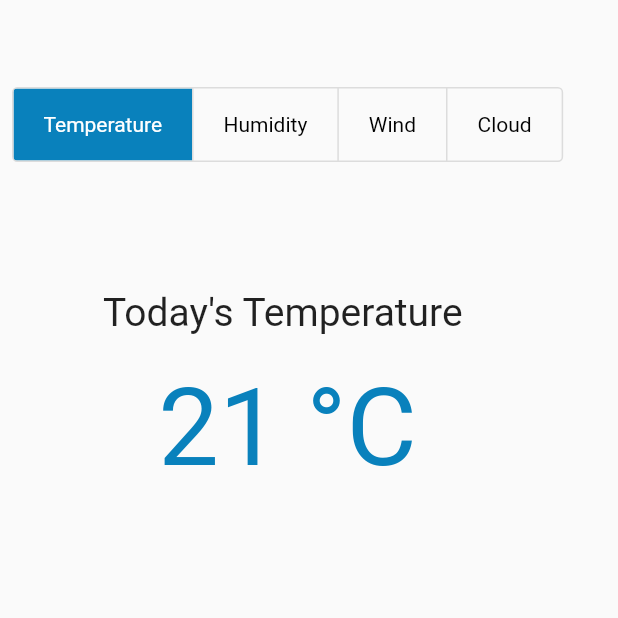
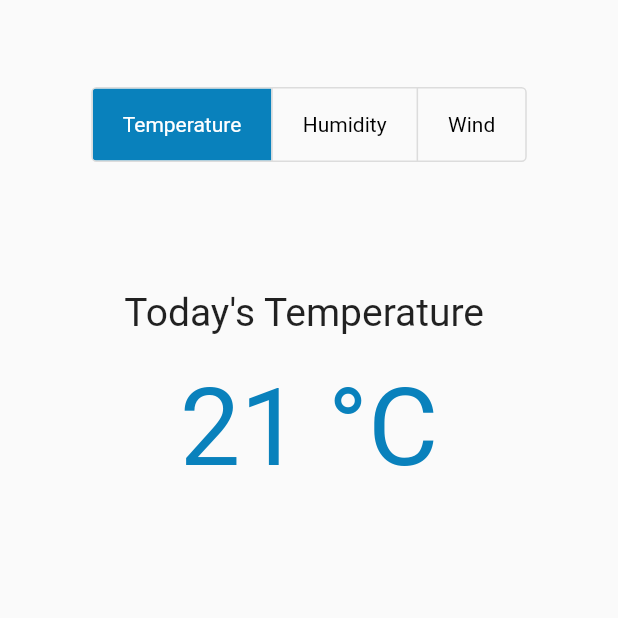
Before and after one commit to Amira-Ezz-149/my_sunshine, a Flutter app: the MoreScreen screen opened directly, after a tap on "Temperature", on a phone screen of 412 x 824 dp, the top half of it. Run offline on Flutter 3.47's test engine with Material 2 defaults, Android fonts, the phone set to English and light mode, and no system bars.

```diff
--- a/lib/constants.dart
+++ b/lib/constants.dart
@@ -1,5 +1,64 @@
 import 'package:flutter/material.dart';
 
-
+List<Widget> toggleTextList = [
+  Padding(
+    padding: const EdgeInsets.symmetric(horizontal: 20),
+    child: Text(
+      'Temperature',
+      textAlign: TextAlign.center,
+      style: TextStyle(fontSize: 14.0),
+    ),
+  ),
+  Padding(
+    padding: const EdgeInsets.symmetric(horizontal: 20),
+    child: Text(
+      'Humidity',
+      textAlign: TextAlign.center,
+      style: TextStyle(fontSize: 14.0),
+    ),
+  ),
+  Padding(
+    padding: const EdgeInsets.symmetric(horizontal: 20),
+    child: Text(
+      'Wind',
+      textAlign: TextAlign.center,
+      style: TextStyle(fontSize: 14.0),
+    ),
+  ),
+  Padding(
+    padding: const EdgeInsets.symmetric(horizontal: 20),
+    child: Text(
+      'Cloud',
+      textAlign: TextAlign.center,
+      style: TextStyle(fontSize: 14.0),
+    ),
+  ),
+];
+List<Widget> toggleTextListWithoutCloud = [
+  Padding(
+    padding: const EdgeInsets.symmetric(horizontal: 20),
+    child: Text(
+      'Temperature',
+      textAlign: TextAlign.center,
+      style: TextStyle(fontSize: 14.0),
+    ),
+  ),
+  Padding(
+    padding: const EdgeInsets.symmetric(horizontal: 20),
+    child: Text(
+      'Humidity',
+      textAlign: TextAlign.center,
+      style: TextStyle(fontSize: 14.0),
+    ),
+  ),
+  Padding(
+    padding: const EdgeInsets.symmetric(horizontal: 20),
+    child: Text(
+      'Wind',
+      textAlign: TextAlign.center,
+      style: TextStyle(fontSize: 14.0),
+    ),
+  ),
+];
 
 Color basicColor = Color(0xff0981BC);
--- a/lib/screens/more_screen.dart
+++ b/lib/screens/more_screen.dart
@@ -1,4 +1,6 @@
 import 'package:flutter/material.dart';
+import 'package:my_sunshine/tools/toggle_buttons_provider.dart';
+import 'package:provider/provider.dart';
 
 import '../constants.dart';
 
@@ -8,84 +10,48 @@ class MoreScreen extends StatefulWidget {
 }
 
 class _MoreScreenState extends State<MoreScreen> {
-  List<bool> isSelected = [true, false, false, false];
+  // bool visible = false;
 
   @override
   Widget build(BuildContext context) {
     //List.generate(4, (_) => false)
+    // bool visible = Provider.of<ToggleButtonsProvider>(context).visible;
     return Scaffold(
       body: SafeArea(
         child: Padding(
           padding: const EdgeInsets.all(8.0),
           child: Container(
             child: SingleChildScrollView(
-              child: Column(
+              child: Consumer<ToggleButtonsProvider>(
+                builder: (context, value, child) => Column(
                   children: [
                     SizedBox(
                       height: 50.0,
                     ),
-                  ToggleButtons(
+                    Center(
+                      child: ToggleButtons(
                         color: Colors.black,
-                    isSelected: isSelected,
+                        isSelected: (value.visible == false
+                            ? value.isSelectedWithoutCloudMS
+                            : value.isSelectedMS),
                         fillColor: basicColor,
-                    // selectedBorderColor: basicColor,
-                    // verticalDirection: VerticalDirection.up,
-                    // disabledColor: Colors.white,
                         selectedColor: Colors.white,
-
                         textStyle: TextStyle(
                           fontSize: 18.0,
                         ),
                         borderRadius: BorderRadius.circular(3.0),
                         splashColor: basicColor,
-
-                    children: <Widget>[
-                      Padding(
-                        padding: const EdgeInsets.symmetric(horizontal: 20),
-                        child: Text(
-                          'Temperature',
-                          textAlign: TextAlign.center,
-                          style: TextStyle(fontSize: 14.0),
+                        children: (value.visible == false
+                            ? toggleTextListWithoutCloud
+                            : toggleTextList),
+                        onPressed: (int index) {
+                          value.switchButtonInMoreScreen(index);
+                          //
+                          // setState(() {
+                          //
+                          // });
+                        },
                       ),
-                      ),
-                      Padding(
-                        padding: const EdgeInsets.symmetric(horizontal: 20),
-                        child: Text(
-                          'Humidity',
-                          textAlign: TextAlign.center,
-                          style: TextStyle(fontSize: 14.0),
-                        ),
-                      ),
-                      Padding(
-                        padding: const EdgeInsets.symmetric(horizontal: 20),
-                        child: Text(
-                          'Wind',
-                          textAlign: TextAlign.center,
-                          style: TextStyle(fontSize: 14.0),
-                        ),
-                      ),
-                      Padding(
-                        padding: const EdgeInsets.symmetric(horizontal: 20),
-                        child: Text(
-                          'Cloud',
-                          textAlign: TextAlign.center,
-                          style: TextStyle(fontSize: 14.0),
-                        ),
-                      ),
-                    ],
-                    onPressed: (int index) {
-                      setState(() {
-                        for (int buttonIndex = 0;
-                            buttonIndex < isSelected.length;
-                            buttonIndex++) {
-                          if (index == buttonIndex) {
-                            isSelected[buttonIndex] = true;
-                          } else {
-                            isSelected[buttonIndex] = false;
-                          }
-                        }
-                      });
-                    },
                     ),
                     SizedBox(
                       height: 85.0,
@@ -103,6 +69,7 @@ class _MoreScreenState extends State<MoreScreen> {
             ),
           ),
         ),
+      ),
     );
   }
 }
--- /dev/null
+++ b/lib/tools/toggle_buttons_provider.dart
@@ -0,0 +1,47 @@
+import 'package:flutter/material.dart';
+
+class ToggleButtonsProvider extends ChangeNotifier {
+  List<bool> isSelectedSS = [true, false, false, false];
+  int newIndex = 0;
+
+  List<bool> isSelectedMS = [true, false, false, false];
+  List<bool> isSelectedWithoutCloudMS = [true, false, false];
+  bool visible = false;
+  void removeCloud(bool v) {
+    this.visible = v;
+    print(visible);
+    notifyListeners();
+  }
+
+  void switchButtonInSunshineScreen(int newIndex) {
+    for (int index = 0; index < isSelectedSS.length; index++) {
+      if (index == newIndex) {
+        isSelectedSS[index] = true;
+        index == 0 ? removeCloud(false) : removeCloud(true);
+      } else {
+        isSelectedSS[index] = false;
+      }
+    }
+    notifyListeners();
+  }
+
+  void switchButtonInMoreScreen(int index) {
+    int length;
+    visible == false
+        ? length = isSelectedWithoutCloudMS.length
+        : length = isSelectedMS.length;
+
+    for (int buttonIndex = 0; buttonIndex < length; buttonIndex++) {
+      if (index == buttonIndex) {
+        visible == false
+            ? isSelectedWithoutCloudMS[buttonIndex] = true
+            : isSelectedMS[buttonIndex] = true;
+      } else {
+        visible == false
+            ? isSelectedWithoutCloudMS[buttonIndex] = false
+            : isSelectedMS[buttonIndex] = false;
+      }
+    }
+    notifyListeners();
+  }
+}
```
Also changed, not shown: lib/main.dart (+13 -6 lines), lib/screens/sunshine_screen.dart (+14 -24 lines), pubspec.lock. Lines whose indentation alone changed are shown as unchanged.
